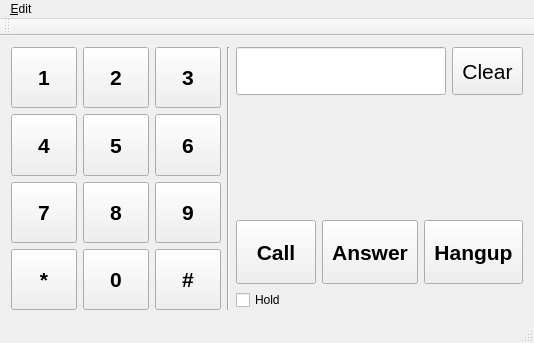
This is qSIP/MainWindow.ui in soramimi/qSIP as Qt 5 draws it before an edit. The edited form follows.
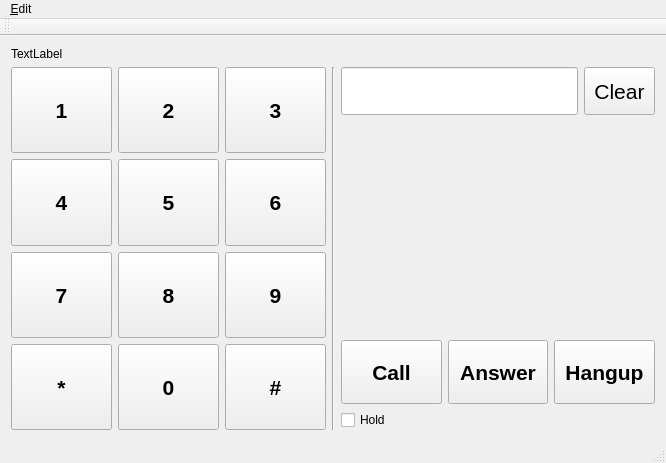
This is the edited form.

What changed in the file:
```diff
--- a/qSIP/MainWindow.ui
+++ b/qSIP/MainWindow.ui
@@ -6,14 +6,23 @@
    <rect>
     <x>0</x>
     <y>0</y>
-    <width>534</width>
-    <height>343</height>
+    <width>666</width>
+    <height>463</height>
    </rect>
   </property>
   <property name="windowTitle">
    <string>qSIP Phone</string>
   </property>
   <widget class="QWidget" name="centralWidget">
+   <layout class="QVBoxLayout" name="verticalLayout_2">
+    <item>
+     <widget class="QLabel" name="label_regitration_status">
+      <property name="text">
+       <string>TextLabel</string>
+      </property>
+     </widget>
+    </item>
+    <item>
    <layout class="QHBoxLayout" name="horizontalLayout_3">
     <item>
      <layout class="QGridLayout" name="gridLayout">
@@ -445,13 +454,15 @@
      </layout>
     </item>
    </layout>
+    </item>
+   </layout>
   </widget>
   <widget class="QMenuBar" name="menuBar">
    <property name="geometry">
     <rect>
      <x>0</x>
      <y>0</y>
-     <width>534</width>
+     <width>666</width>
      <height>24</height>
     </rect>
    </property>
```
Lines whose indentation alone changed are shown as unchanged.
